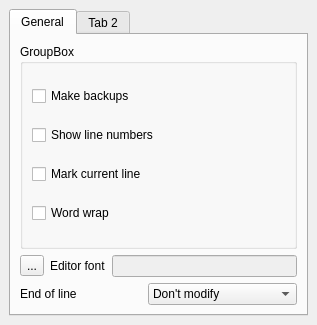
Qt form tools/qmdilib/demos/plugin-demo/plugins/editor/editor_cfg.ui (smokris/qtedit4) before a commit.
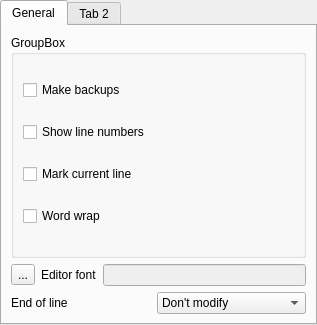
The same form after that commit.

```diff
--- a/tools/qmdilib/demos/plugin-demo/plugins/editor/editor_cfg.ui
+++ b/tools/qmdilib/demos/plugin-demo/plugins/editor/editor_cfg.ui
@@ -17,10 +17,10 @@
   </property>
   <layout class="QVBoxLayout" >
    <property name="margin" >
-    <number>9</number>
+    <number>0</number>
    </property>
    <property name="spacing" >
-    <number>6</number>
+    <number>0</number>
    </property>
    <item>
     <widget class="QTabWidget" name="tabWidget" >
```
Left out of the diff: 3 changed lines with no effect on the pictures.
